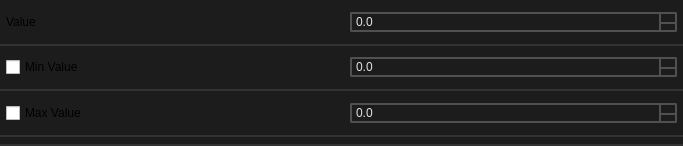
Old version of the form smartprop_editor/variables/int.ui in the repository dertwist/Hammer5Tools.
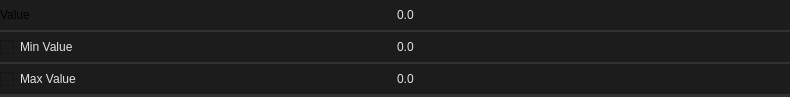
New version of the form. Icons and pictures are not drawn.

What changed in the file:
```diff
--- a/smartprop_editor/variables/int.ui
+++ b/smartprop_editor/variables/int.ui
@@ -6,20 +6,20 @@
    <rect>
     <x>0</x>
     <y>0</y>
-    <width>683</width>
-    <height>146</height>
+    <width>790</width>
+    <height>97</height>
    </rect>
   </property>
   <property name="minimumSize">
    <size>
     <width>0</width>
-    <height>146</height>
+    <height>0</height>
    </size>
   </property>
   <property name="maximumSize">
    <size>
     <width>16777215</width>
-    <height>146</height>
+    <height>97</height>
    </size>
   </property>
   <property name="windowTitle">
@@ -61,10 +61,16 @@
     <number>0</number>
    </property>
    <property name="bottomMargin">
-    <number>9</number>
+    <number>0</number>
    </property>
    <item>
     <widget class="QFrame" name="frame">
+     <property name="maximumSize">
+      <size>
+       <width>16777215</width>
+       <height>32</height>
+      </size>
+     </property>
      <property name="styleSheet">
       <string notr="true">.QFrame {
     font: 580 10pt &quot;Segoe UI&quot;;
@@ -74,9 +80,6 @@
     border-right: 0px;
 	border-top: 0px;
     border-color: rgba(50, 50, 50, 255);
-    padding: 8px;
-    padding-left: 6px;
-    padding-right: 6px;
     color: #E3E3E3;
     background-color: #1C1C1C;
 }
@@ -98,7 +101,7 @@
      </property>
      <layout class="QHBoxLayout" name="horizontalLayout_2">
       <property name="spacing">
-       <number>16</number>
+       <number>0</number>
       </property>
       <property name="leftMargin">
        <number>0</number>
@@ -125,16 +128,21 @@
       </item>
       <item>
        <widget class="QDoubleSpinBox" name="doubleSpinBox">
+        <property name="minimumSize">
+         <size>
+          <width>0</width>
+          <height>0</height>
+         </size>
+        </property>
         <property name="styleSheet">
          <string notr="true">QDoubleSpinBox {
-    font: 580 10pt &quot;Segoe UI&quot;;
+    font: 580 8pt &quot;Segoe UI&quot;;
     border: 2px solid black;
     border-radius: 2px;
     border-color: rgba(80, 80, 80, 255);
-    padding-left: 2px;
-    padding-right: 2px;
     color: #E3E3E3;
     background-color: #1C1C1C;
+border:0px;
 }
 
 QDoubleSpinBox:focus {
@@ -157,6 +165,7 @@
     border-color: rgba(80, 80, 80, 255);
 	width:16px;
     margin:0px;
+border:0px;
 }
 
 QDoubleSpinBox::up-arrow {
@@ -175,6 +184,7 @@
     border-color: rgba(80, 80, 80, 255);
 	width:16px;
     margin:0px;
+border:0px;
 }
 
 QDoubleSpinBox::down-arrow {
@@ -187,10 +197,10 @@
          <number>1</number>
         </property>
         <property name="minimum">
-         <double>-9.900000000000000</double>
+         <double>-99999999999.000000000000000</double>
         </property>
         <property name="maximum">
-         <double>9.900000000000000</double>
+         <double>99999999999.000000000000000</double>
         </property>
         <property name="singleStep">
          <double>0.100000000000000</double>
@@ -202,6 +212,12 @@
    </item>
    <item>
     <widget class="QFrame" name="frame_2">
+     <property name="maximumSize">
+      <size>
+       <width>16777215</width>
+       <height>32</height>
+      </size>
+     </property>
      <property name="styleSheet">
       <string notr="true">.QFrame {
     font: 580 10pt &quot;Segoe UI&quot;;
@@ -211,9 +227,6 @@
     border-right: 0px;
 	border-top: 0px;
     border-color: rgba(50, 50, 50, 255);
-    padding: 8px;
-    padding-left: 6px;
-    padding-right: 6px;
     color: #E3E3E3;
     background-color: #1C1C1C;
 }
@@ -235,7 +248,7 @@
      </property>
      <layout class="QHBoxLayout" name="horizontalLayout_7">
       <property name="spacing">
-       <number>16</number>
+       <number>0</number>
       </property>
       <property name="leftMargin">
        <number>0</number>
@@ -251,6 +264,25 @@
       </property>
       <item>
        <widget class="QCheckBox" name="checkBox">
+        <property name="styleSheet">
+         <string notr="true">QCheckBox {
+    font: 580 8pt &quot;Segoe UI&quot;;
+    border-radius: 0px;
+    border-color: rgba(80, 80, 80, 255);
+    height:4px;
+    color: #E3E3E3;
+    background-color: #1C1C1C;
+	border:0px;
+}
+
+QCheckBox::indicator:unchecked {
+    image: url(://icons/check_box_outline_blank_16dp_9D9D9D_FILL0_wght400_GRAD0_opsz20.svg);
+}
+
+QCheckBox::indicator:checked {
+    image: url(://icons/select_check_box_16dp_9D9D9D_FILL0_wght400_GRAD0_opsz20.svg);
+}</string>
+        </property>
         <property name="text">
          <string>Min Value</string>
         </property>
@@ -260,14 +292,13 @@
        <widget class="QDoubleSpinBox" name="doubleSpinBox_6">
         <property name="styleSheet">
          <string notr="true">QDoubleSpinBox {
-    font: 580 10pt &quot;Segoe UI&quot;;
+    font: 580 8pt &quot;Segoe UI&quot;;
     border: 2px solid black;
     border-radius: 2px;
     border-color: rgba(80, 80, 80, 255);
-    padding-left: 2px;
-    padding-right: 2px;
     color: #E3E3E3;
     background-color: #1C1C1C;
+border:0px;
 }
 
 QDoubleSpinBox:focus {
@@ -290,6 +321,7 @@
     border-color: rgba(80, 80, 80, 255);
 	width:16px;
     margin:0px;
+border:0px;
 }
 
 QDoubleSpinBox::up-arrow {
@@ -308,6 +340,7 @@
     border-color: rgba(80, 80, 80, 255);
 	width:16px;
     margin:0px;
+border:0px;
 }
 
 QDoubleSpinBox::down-arrow {
@@ -335,6 +368,12 @@
    </item>
    <item>
     <widget class="QFrame" name="frame_3">
+     <property name="maximumSize">
+      <size>
+       <width>16777215</width>
+       <height>32</height>
+      </size>
+     </property>
      <property name="styleSheet">
       <string notr="true">.QFrame {
     font: 580 10pt &quot;Segoe UI&quot;;
@@ -344,9 +383,6 @@
     border-right: 0px;
 	border-top: 0px;
     border-color: rgba(50, 50, 50, 255);
-    padding: 8px;
-    padding-left: 6px;
-    padding-right: 6px;
     color: #E3E3E3;
     background-color: #1C1C1C;
 }
@@ -368,7 +404,7 @@
      </property>
      <layout class="QHBoxLayout" name="horizontalLayout_8">
       <property name="spacing">
-       <number>16</number>
+       <number>0</number>
       </property>
       <property name="leftMargin">
        <number>0</number>
@@ -384,6 +420,25 @@
       </property>
       <item>
        <widget class="QCheckBox" name="checkBox_4">
+        <property name="styleSheet">
+         <string notr="true">QCheckBox {
+    font: 580 8pt &quot;Segoe UI&quot;;
+    border-radius: 0px;
+    border-color: rgba(80, 80, 80, 255);
+    height:4px;
+    color: #E3E3E3;
+    background-color: #1C1C1C;
+	border:0px;
+}
+
+QCheckBox::indicator:unchecked {
+    image: url(://icons/check_box_outline_blank_16dp_9D9D9D_FILL0_wght400_GRAD0_opsz20.svg);
+}
+
+QCheckBox::indicator:checked {
+    image: url(://icons/select_check_box_16dp_9D9D9D_FILL0_wght400_GRAD0_opsz20.svg);
+}</string>
+        </property>
         <property name="text">
          <string>Max Value</string>
         </property>
@@ -393,14 +448,13 @@
        <widget class="QDoubleSpinBox" name="doubleSpinBox_9">
         <property name="styleSheet">
          <string notr="true">QDoubleSpinBox {
-    font: 580 10pt &quot;Segoe UI&quot;;
+    font: 580 8pt &quot;Segoe UI&quot;;
     border: 2px solid black;
     border-radius: 2px;
     border-color: rgba(80, 80, 80, 255);
-    padding-left: 2px;
-    padding-right: 2px;
     color: #E3E3E3;
     background-color: #1C1C1C;
+border:0px;
 }
 
 QDoubleSpinBox:focus {
@@ -423,6 +477,7 @@
     border-color: rgba(80, 80, 80, 255);
 	width:16px;
     margin:0px;
+border:0px;
 }
 
 QDoubleSpinBox::up-arrow {
@@ -441,6 +496,7 @@
     border-color: rgba(80, 80, 80, 255);
 	width:16px;
     margin:0px;
+border:0px;
 }
 
 QDoubleSpinBox::down-arrow {
@@ -453,10 +509,10 @@
          <number>1</number>
         </property>
         <property name="minimum">
-         <double>-9.900000000000000</double>
+         <double>-99999999999.000000000000000</double>
         </property>
         <property name="maximum">
-         <double>9.900000000000000</double>
+         <double>99999999999.000000000000000</double>
         </property>
         <property name="singleStep">
          <double>0.100000000000000</double>
```
Left out of the diff: 9 changed lines with no effect on the pictures.
